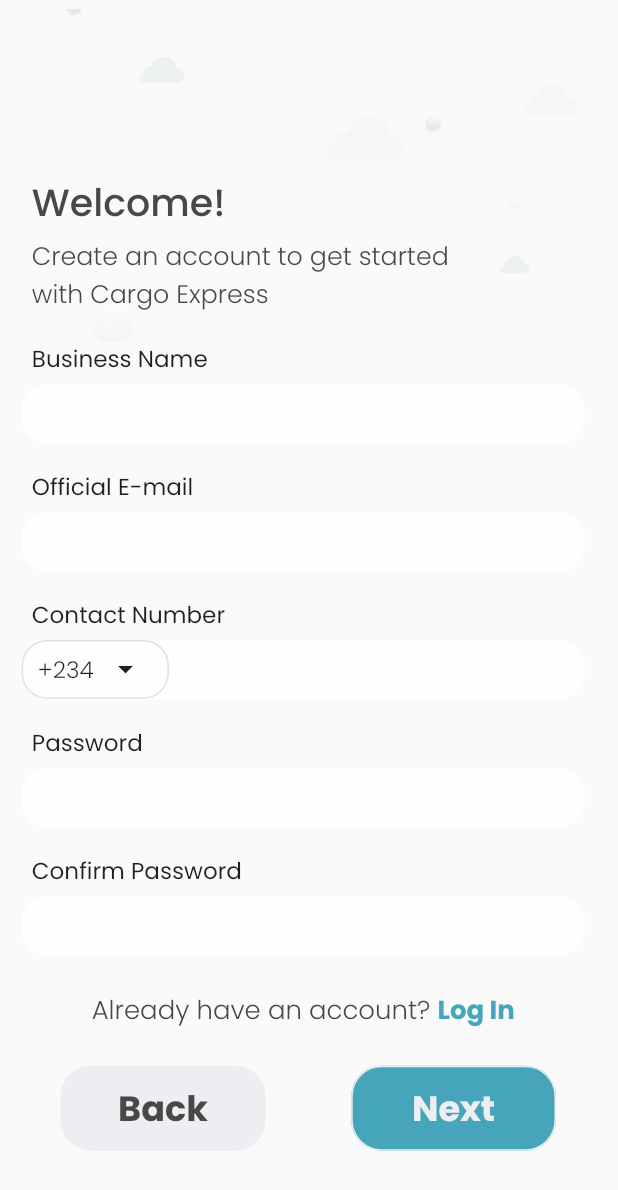
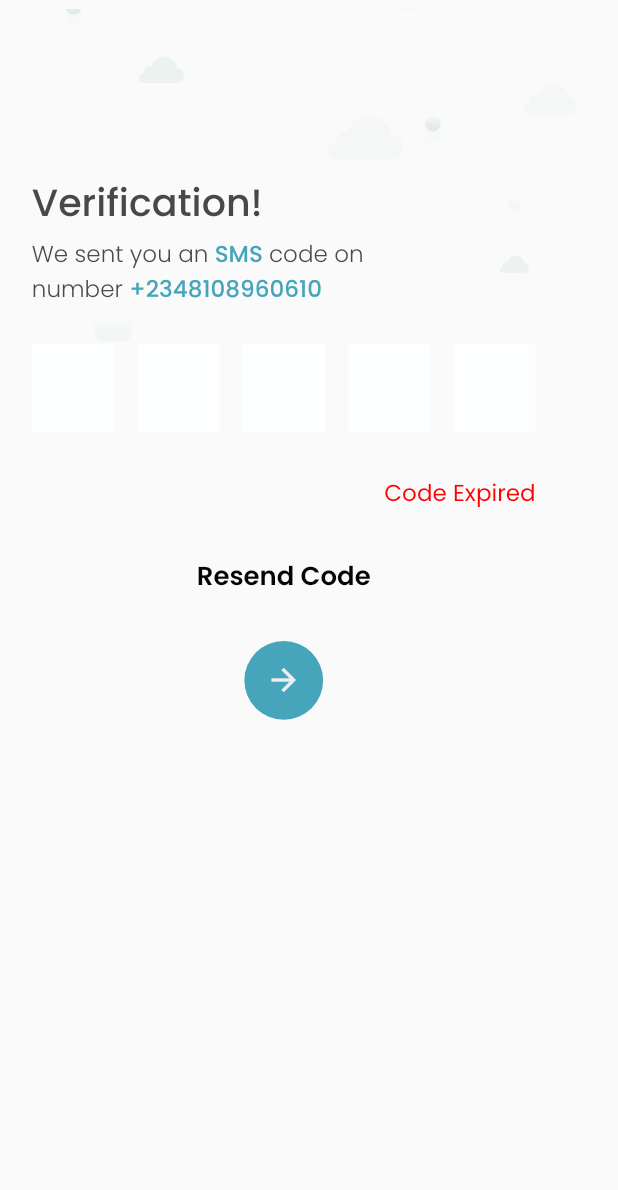
Before and after one commit to FUSION-FUSION/Mobile-Assessment-Flutter, a Flutter app: the EcommerceSignUpScreen widget shown alone on an empty page, opened directly, after a tap on "Next", on a phone screen of 412 x 824 dp. Shown: the top 1190 px of the screen. Run offline on Flutter 3.47's test engine with Material 2 defaults, Android fonts, the light colour scheme and no system bars; drawn by our look-alikes of pin_code_fields; our stand-ins replace country_code_picker.

Commit message:
built verification screen

```diff
--- a/lib/app/presentation/ecommerce_sign_up_screen.dart
+++ b/lib/app/presentation/ecommerce_sign_up_screen.dart
@@ -1,6 +1,7 @@
 import 'package:country_code_picker/country_code_picker.dart';
 import 'package:flutter/gestures.dart';
 import 'package:flutter/material.dart';
+import 'package:mobile_assessment_flutter/app/presentation/verification_screen.dart';
 import 'package:mobile_assessment_flutter/core/constants.dart';
 import 'package:mobile_assessment_flutter/core/reuseables.dart';
 import 'package:mobile_assessment_flutter/core/screen_size_config.dart';
@@ -137,7 +138,12 @@
                   buttonTextFamily: FontFamily.bold,
                 ),
                 BuildButton(
-                  onPressed: () {},
+                  onPressed: () {
+                    Navigator.push(
+                    context,
+                    MaterialPageRoute(
+                        builder: (context) => VerificationScreen()));
+                  },
                   buttonText: 'Next',
                   containerHeight: 63.64,
                   containerWidth: 141.77,
--- a/lib/app/presentation/personal_sign_up_screen.dart
+++ b/lib/app/presentation/personal_sign_up_screen.dart
@@ -1,6 +1,7 @@
 import 'package:country_code_picker/country_code_picker.dart';
 import 'package:flutter/gestures.dart';
 import 'package:flutter/material.dart';
+import 'package:mobile_assessment_flutter/app/presentation/verification_screen.dart';
 import 'package:mobile_assessment_flutter/core/constants.dart';
 import 'package:mobile_assessment_flutter/core/reuseables.dart';
 import 'package:mobile_assessment_flutter/core/screen_size_config.dart';
@@ -137,7 +138,12 @@
                   buttonTextFamily: FontFamily.bold,
                 ),
                 BuildButton(
-                  onPressed: () {},
+                  onPressed: () {
+                    Navigator.push(
+                    context,
+                    MaterialPageRoute(
+                        builder: (context) => VerificationScreen()));
+                  },
                   buttonText: 'Next',
                   containerHeight: 63.64,
                   containerWidth: 141.77,
--- /dev/null
+++ b/lib/app/presentation/verification_screen.dart
@@ -0,0 +1,136 @@
+import 'package:flutter/material.dart';
+import 'package:mobile_assessment_flutter/core/constants.dart';
+import 'package:mobile_assessment_flutter/core/reuseables.dart';
+import 'package:mobile_assessment_flutter/core/screen_size_config.dart';
+import 'package:pin_code_fields/pin_code_fields.dart';
+
+class VerificationScreen extends StatefulWidget {
+  const VerificationScreen({Key? key}) : super(key: key);
+
+  @override
+  State<VerificationScreen> createState() => _VerificationScreenState();
+}
+
+class _VerificationScreenState extends State<VerificationScreen> {
+  bool completed = false;
+
+  @override
+  Widget build(BuildContext context) {
+    ScreenSizeConfig.init(context);
+    return buildRegistrationScreenBackground(
+        child: Padding(
+      padding: EdgeInsets.only(
+        left: getProportionateScreenWidth(22),
+        right: getProportionateScreenWidth(57),
+      ),
+      child: Column(
+        crossAxisAlignment: CrossAxisAlignment.start,
+        children: [
+          buildRegistrationScreenHeader(
+              title: 'Verification!',
+              subtitle: RichText(
+                text: TextSpan(
+                    text: 'We sent you an ',
+                    style: TextStyle(
+                        fontSize: getProportionateScreenWidth(16),
+                        fontWeight: FontWeight.w300,
+                        color: Palette.headerTextColor,
+                        fontFamily: FontFamily.light),
+                    children: [
+                      TextSpan(
+                          text: 'SMS ',
+                          style: TextStyle(
+                              fontSize: getProportionateScreenWidth(16),
+                              fontWeight: FontWeight.w500,
+                              color: Palette.primaryColor,
+                              fontFamily: FontFamily.medium)),
+                      TextSpan(
+                        text: 'code on\nnumber ',
+                        style: TextStyle(
+                            fontSize: getProportionateScreenWidth(16),
+                            fontWeight: FontWeight.w300,
+                            color: Palette.headerTextColor,
+                            fontFamily: FontFamily.light),
+                      ),
+                      TextSpan(
+                          text: '+2348108960610',
+                          style: TextStyle(
+                              fontSize: getProportionateScreenWidth(16),
+                              fontWeight: FontWeight.w500,
+                              color: Palette.primaryColor,
+                              fontFamily: FontFamily.medium))
+                    ]),
+              )),
+          SizedBox(height: getProportionateScreenHeight(28.44)),
+          PinCodeTextField(
+            appContext: (context),
+            length: 5,
+            onChanged: (value) {},
+            onCompleted: (value) {},
+            enableActiveFill: true,
+            keyboardType: TextInputType.number,
+            cursorColor: Palette.textColor,
+            pinTheme: PinTheme(
+                fieldHeight: getProportionateScreenHeight(66.66),
+                fieldWidth: getProportionateScreenWidth(57),
+                inactiveFillColor: Palette.textFieldColor,
+                inactiveColor: Palette.textFieldColor,
+                activeFillColor: Palette.textFieldColor,
+                activeColor: Palette.textFieldColor,
+                disabledColor: Palette.textFieldColor,
+                selectedColor: Palette.textFieldColor,
+                borderRadius: BorderRadius.circular(10),
+                selectedFillColor: Palette.textFieldColor),
+          ),
+          SizedBox(height: getProportionateScreenHeight(14.34)),
+          Align(
+            alignment: Alignment.centerRight,
+            child: Text(
+              completed ? '00:52' : 'Code Expired',
+              style: TextStyle(
+                  color: Palette.redColor,
+                  fontSize: getProportionateScreenWidth(16),
+                  fontWeight: FontWeight.w400,
+                  fontFamily: FontFamily.regular),
+            ),
+          ),
+          SizedBox(height: getProportionateScreenHeight(22)),
+          Align(
+            alignment: Alignment.center,
+            child: TextButton(
+              onPressed: () {
+                setState(() {
+                  completed = true;
+                });
+              },
+              child: Text(
+                'Resend Code',
+                style: TextStyle(
+                    color: Palette.blackColor,
+                    fontSize: getProportionateScreenWidth(18),
+                    fontWeight: FontWeight.w600,
+                    fontFamily: FontFamily.semiBold),
+              ),
+            ),
+          ),
+          SizedBox(height: getProportionateScreenHeight(22)),
+          Align(
+            alignment: Alignment.center,
+            child: Container(
+                height: getProportionateScreenHeight(59),
+                width: getProportionateScreenWidth(59),
+                decoration: BoxDecoration(
+                    color: Palette.primaryColor, shape: BoxShape.circle),
+                child: IconButton(
+                  onPressed: () {},
+                  icon: Icon(
+                    Icons.arrow_forward,
+                    color: Palette.whiteColor,
+                  ),
+                )),
+          )
+        ],
+      ),
+    ));
+  }
+}
```
Also changed, not shown: lib/core/screen_size_config.dart (line endings or trailing spaces).
